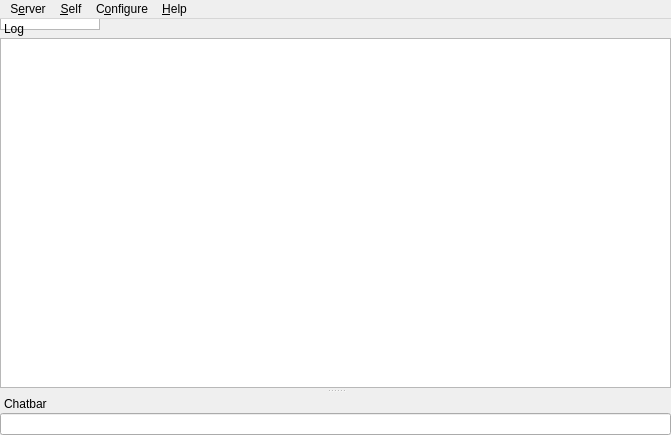
Above: src/mumble/MainWindow.ui from mumble-voip/mumble before the change. Below: the same form after it.
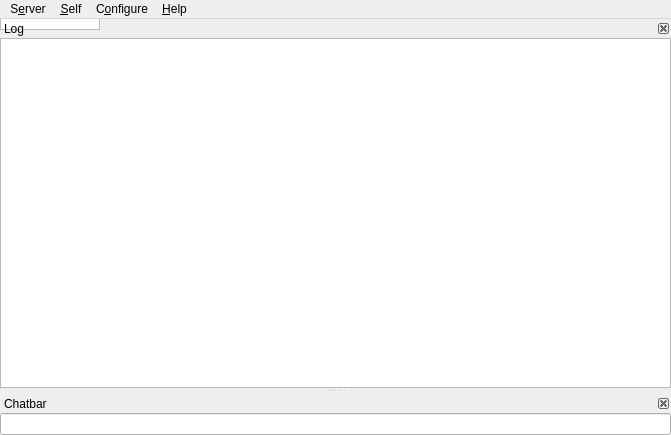
That is the form after the change. Custom widgets are drawn as their Qt base class.

Commit message: Save state for dock widgets when going minimal

```diff
--- a/src/mumble/MainWindow.ui
+++ b/src/mumble/MainWindow.ui
@@ -98,7 +98,7 @@
   </widget>
   <widget class="QDockWidget" name="qdwLog">
    <property name="features">
-    <set>QDockWidget::DockWidgetMovable</set>
+    <set>QDockWidget::DockWidgetClosable|QDockWidget::DockWidgetMovable</set>
    </property>
    <property name="windowTitle">
     <string>Log</string>
@@ -132,7 +132,7 @@
     <string>This is the chatbar&lt;br /&gt;If you enter text here and then press enter the text is sent to the user or channel that was selected. If nothing is selected the message is sent to your current channel.</string>
    </property>
    <property name="features">
-    <set>QDockWidget::DockWidgetMovable</set>
+    <set>QDockWidget::DockWidgetClosable|QDockWidget::DockWidgetMovable</set>
    </property>
    <property name="windowTitle">
     <string>Chatbar</string>
```
The commit also changes 5 other files.
